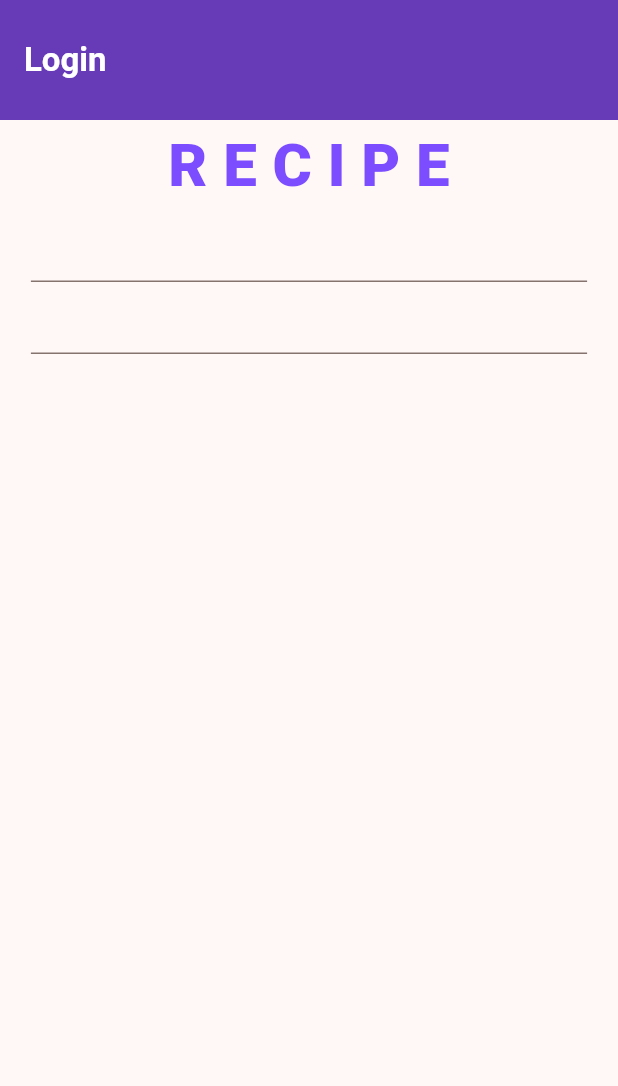
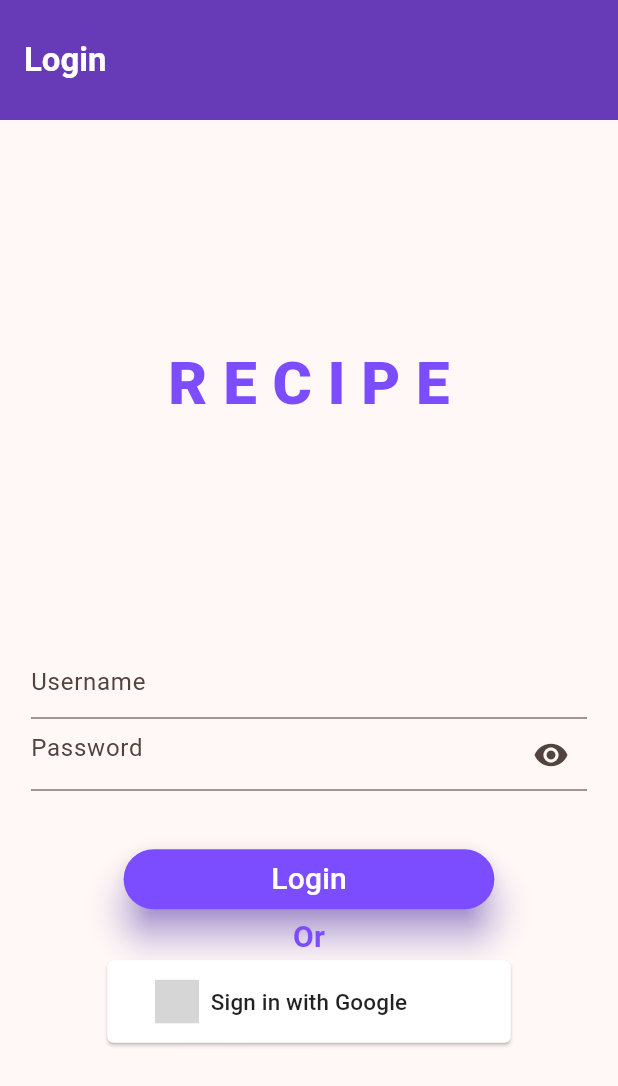
Before and after one commit to siddhu1919/Flutter-Recipe-App, a Flutter app: the screen it shows after launch, on a phone screen of 412 x 824 dp. Shown: the top 1086 px of the screen. Run offline on Flutter 3.47's test engine with Material 3 defaults, Android fonts, the phone set to English and light mode, and no system bars; drawn by our look-alikes of social_login_buttons; grey boxes are pictures that could not be loaded.

Commit message:
Added UI in login Form

```diff
--- a/lib/pages/login_page.dart
+++ b/lib/pages/login_page.dart
@@ -1,6 +1,8 @@
 // ignore_for_file: prefer_const_constructors
 
 import 'package:flutter/material.dart';
+
+import 'package:social_login_buttons/social_login_buttons.dart';
 
 class LoginPage extends StatefulWidget {
   const LoginPage({super.key});
@@ -10,6 +12,8 @@ class LoginPage extends StatefulWidget {
 }
 
 class _LoginPageState extends State<LoginPage> {
+  bool _isObscure = true;
+
   @override
   Widget build(BuildContext context) {
     return Scaffold(
@@ -22,19 +26,22 @@ class _LoginPageState extends State<LoginPage> {
         ),
         backgroundColor: Colors.deepPurple,
       ),
-      body: _buildUI(),
+      body: SafeArea(child: _buildUI()),
     );
   }
 
   Widget _buildUI() {
-    return Column(
+    return SizedBox(
+      width: MediaQuery.of(context).size.width,
+      child: Column(
         mainAxisSize: MainAxisSize.max,
-      mainAxisAlignment: MainAxisAlignment.start,
+        mainAxisAlignment: MainAxisAlignment.spaceEvenly,
         crossAxisAlignment: CrossAxisAlignment.center,
         children: [
           _title(),
           _loginForm(),
         ],
+      ),
     );
   }
 
@@ -57,15 +64,91 @@ class _LoginPageState extends State<LoginPage> {
       width: MediaQuery.sizeOf(context).width * 0.90,
       height: MediaQuery.sizeOf(context).height * 0.30,
       child: Form(
-          child: const Column(
+          child: Column(
+        mainAxisSize: MainAxisSize.max,
+        mainAxisAlignment: MainAxisAlignment.spaceEvenly,
+        crossAxisAlignment: CrossAxisAlignment.center,
         children: [
-          TextField(),
-          // SizedBox(
-          //   height: 100,
-          // ),
-          TextField(),
+          TextFormField(
+            decoration: InputDecoration(hintText: "Username"),
+          ),
+          TextFormField(
+            obscureText: _isObscure,
+            decoration: InputDecoration(
+              hintText: "Password",
+              suffixIcon: IconButton(
+                onPressed: () {
+                  setState(() {
+                    _isObscure = !_isObscure;
+                  });
+                },
+                icon: Icon(
+                  _isObscure ? Icons.visibility : Icons.visibility_off,
+                ),
+              ),
+            ),
+          ),
+          SizedBox(
+            height: 35,
+          ),
+          _loginButton(),
+          SizedBox(
+            height: 30,
+            child: Text(
+              "Or",
+              style: TextStyle(
+                color: Colors.deepPurpleAccent,
+                fontWeight: FontWeight.bold,
+                fontSize: 20,
+              ),
+            ),
+          ),
+          _socialButtons(),
         ],
       )),
     );
   }
+
+  Widget _loginButton() {
+    return SizedBox(
+        width: MediaQuery.sizeOf(context).width * 0.60,
+        child: ElevatedButton(
+            style: ButtonStyle(
+              shadowColor: MaterialStateProperty.all(Colors.deepPurpleAccent),
+              elevation: MaterialStateProperty.all(10),
+              shape: MaterialStateProperty.all(
+                RoundedRectangleBorder(
+                  borderRadius: BorderRadius.circular(20),
+                ),
+              ),
+              backgroundColor:
+                  MaterialStateProperty.all(Colors.deepPurpleAccent),
+            ),
+            onPressed: () {},
+            child: const Text(
+              "Login",
+              style: TextStyle(
+                fontSize: 20,
+                color: Colors.white,
+              ),
+            )));
   }
+
+  // TODO:Create me a widget for google facebook and github login buttons.
+  Widget _socialButtons() {
+    return Row(
+      mainAxisAlignment: MainAxisAlignment.spaceEvenly,
+      crossAxisAlignment: CrossAxisAlignment.center,
+      children: [
+        SocialLoginButton(
+          buttonType: SocialLoginButtonType.google,
+          onPressed: () {},
+        ),
+      ],
+    );
+  }
+
+  // TODO:Create me a widget for the create account button.
+
+  // TODO:Create me a widget for the forgot password button.
+}
--- a/pubspec.yaml
+++ b/pubspec.yaml
@@ -30,6 +30,7 @@ environment:
 dependencies:
   flutter:
     sdk: flutter
+  social_login_buttons: ^1.0.7
 
 
   # The following adds the Cupertino Icons font to your application.
```
Also changed, not shown: pubspec.lock. Lines whose indentation alone changed are shown as unchanged.
